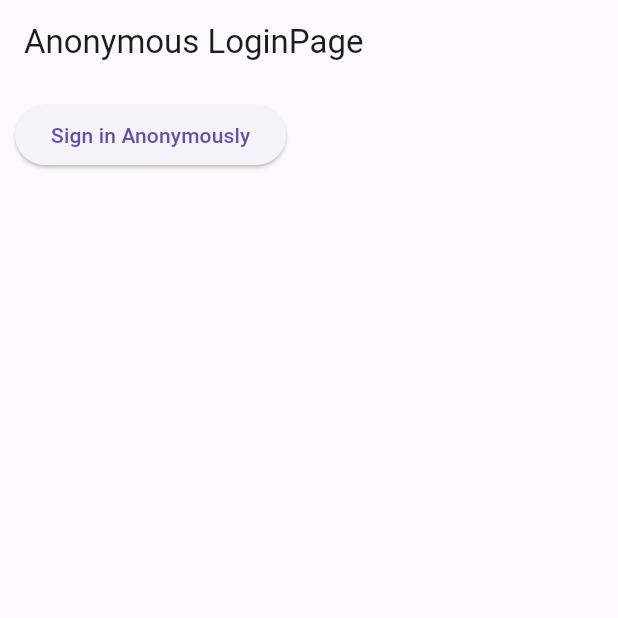
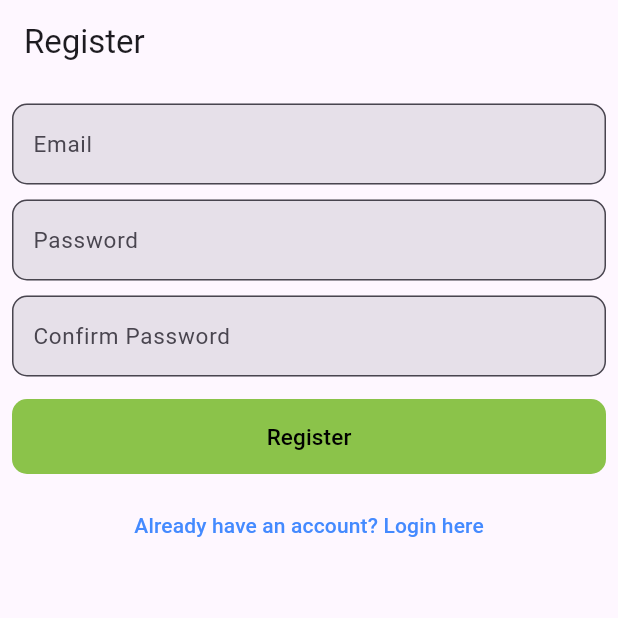
Before and after one commit to NimanthaSupun/Firebase-Auth, a Flutter app: the screen it shows after launch, on a phone screen of 412 x 824 dp, the top half of it. Run offline on Flutter 3.47's test engine with Material 3 defaults, Android fonts, the phone set to English and light mode, and no system bars; our stand-ins replace firebase_auth, firebase_core; accounts and stored records are empty.

Commit message:
Implement authentication pages and custom input/button widgets

```diff
--- /dev/null
+++ b/lib/exceptions/auth_exception.dart
@@ -0,0 +1,47 @@
+
+String mapFirebaseAuthExceptionCode(String errorCode) {
+
+  switch (errorCode) {
+
+    // signInWithEmailAndPassword
+    case 'wrong-password':
+      return 'The password is invalid or the account does not have a password set.';
+    case 'invalid-email':
+      return 'The email address is not valid.';
+    case 'user-disabled':
+      return 'The user corresponding to the given email has been disabled.';
+    case 'user-not-found':
+      return 'No user corresponding to the given email was found.';
+
+
+    // createUserWithEmailAndPassword
+    case 'email-already-in-use':
+      return 'An account already exists with the given email address.';
+    case 'operation-not-allowed':
+      return 'Email/password accounts are not enabled. Enable them in the Firebase Console.';
+    case 'weak-password':
+      return 'The password provided is not strong enough.';
+
+    // signInWithCredential
+    case 'account-exists-with-different-credential':
+      return 'An account already exists with the email address provided. Sign in using one of the returned providers.';
+    case 'invalid-credential':
+      return 'The credential is malformed or has expired.';
+
+    case 'invalid-verification-code':
+      return 'The verification code is not valid.';
+    case 'invalid-verification-id':
+      return 'The verification ID is not valid.';
+
+    // reauthenticateWithCredential
+    case 'user-mismatch':
+      return 'The credential given does not correspond to the user.';
+
+    // signInWithEmailLink
+    case 'expired-action-code':
+      return 'The OTP in the email link has expired.';
+
+    default:
+      return 'An unknown error occurred.';
+  }
+}
--- a/lib/pages/auth/anonymous.dart
+++ b/lib/pages/auth/anonymous.dart
@@ -35,7 +35,7 @@ class AnonymousLoginPage extends StatelessWidget {
                 ElevatedButton(
                   onPressed: () => _singInAnonymosly(context),
                   child: Text("Sign in Anonymously"),
-                )
+                ),
               ],
             ),
           ),
--- /dev/null
+++ b/lib/pages/auth/register.dart
@@ -0,0 +1,181 @@
+import 'package:firebase_auth/firebase_auth.dart';
+import 'package:flutter/material.dart';
+import 'package:flutter_auth_test/pages/auth/login.dart';
+import 'package:flutter_auth_test/pages/main_page.dart';
+import 'package:flutter_auth_test/services/auth_service.dart';
+import 'package:flutter_auth_test/widgets/custom_button.dart';
+import 'package:flutter_auth_test/widgets/custom_input.dart';
+
+class RegisterPage extends StatefulWidget {
+  const RegisterPage({super.key});
+
+  @override
+  State<RegisterPage> createState() => _RegisterPageState();
+}
+
+class _RegisterPageState extends State<RegisterPage> {
+  final TextEditingController _emailController = TextEditingController();
+  final TextEditingController _passwordController = TextEditingController();
+  final TextEditingController _confirmPasswordController =
+      TextEditingController();
+  final _formKey = GlobalKey<FormState>();
+
+  bool _isLoading = false;
+  // register method
+
+  Future<void> _registerUser(BuildContext context) async {
+
+    if (!_formKey.currentState!.validate()) {
+      return;
+    }
+
+    setState(() {
+      _isLoading = true;
+    });
+    try {
+      final email = _emailController.text.trim();
+      final password = _passwordController.text.trim();
+      final confirmPassword = _confirmPasswordController.text.trim();
+
+      if (password != confirmPassword) {
+        showDialog(
+          context: context,
+          builder: (context) => AlertDialog(
+            title: Text("Error"),
+            content: Text("Do not match password"),
+            actions: [
+              TextButton(
+                onPressed: () => Navigator.of(context).pop(),
+                child: Text("ok"),
+              ),
+            ],
+          ),
+        );
+        return;
+      }
+      await AuthService().registerNewUser(email: email, password: password);
+      Navigator.pushReplacement(
+        context,
+        MaterialPageRoute(
+          builder: (context) => MainPage(),
+        ),
+      );
+    } catch (error) {
+      showDialog(
+        context: context,
+        builder: (context) => AlertDialog(
+          title: Text("Error"),
+          content: Text("Error register user: ${error}"),
+          actions: [
+            TextButton(
+              onPressed: () => Navigator.of(context).pop(),
+              child: Text("ok"),
+            ),
+          ],
+        ),
+      );
+    } finally {
+      setState(() {
+        _isLoading = false;
+      });
+    }
+  }
+
+  @override
+  Widget build(BuildContext context) {
+    return Scaffold(
+      appBar: AppBar(
+        title: Text("Register"),
+      ),
+      body: SafeArea(
+        child: SingleChildScrollView(
+          child: Padding(
+            padding: const EdgeInsets.all(8.0),
+            child: Form(
+              key: _formKey,
+              child: Column(
+                crossAxisAlignment: CrossAxisAlignment.start,
+                children: [
+                  CustomInput(
+                    title: "Email",
+                    obScureTest: false,
+                    controller: _emailController,
+                    validator: (value) {
+                      if (value == null || value.isEmpty) {
+                        return 'Please enter your email';
+                      }
+                      if (!RegExp(r'\S+@\S+\.\S+').hasMatch(value)) {
+                        return 'Please enter a valid email address';
+                      }
+                      return null;
+                    },
+                  ),
+                  CustomInput(
+                    title: "Password",
+                    controller: _passwordController,
+                    obScureTest: true,
+                    validator: (value) {
+                      if (value == null || value.isEmpty) {
+                        return "please enter a password";
+                      } else if (value.length < 6) {
+                        return "password must be at least 6 characters long";
+                      }
+                      return null;
+                    },
+                  ),
+                  CustomInput(
+                    title: "Confirm Password",
+                    controller: _confirmPasswordController,
+                    obScureTest: true,
+                    validator: (value) {
+                      if (value == null || value.isEmpty) {
+                        return "Please confirm your password";
+                      } else if (value != _passwordController.text) {
+                        return "passwords do not match";
+                      }
+                      return null;
+                    },
+                  ),
+                  SizedBox(
+                    height: 10,
+                  ),
+                  _isLoading
+                      ? Center(
+                          child: CircularProgressIndicator(),
+                        )
+                      : CustomButton(
+                          title: "Register",
+                          onPressed: () => _registerUser(context),
+                          width: double.infinity,
+                        ),
+                  SizedBox(
+                    height: 10,
+                  ),
+                  TextButton(
+                    onPressed: () {
+                      Navigator.pushReplacement(
+                        context,
+                        MaterialPageRoute(
+                          builder: (context) => LoginPage(),
+                        ),
+                      );
+                    },
+                    child: Center(
+                      child: Text(
+                        "Already have an account? Login here",
+                        style: TextStyle(
+                          color: Colors.blueAccent,
+                          fontSize: 14,
+                        ),
+                      ),
+                    ),
+                  ),
+                ],
+              ),
+            ),
+          ),
+        ),
+      ),
+    );
+  }
+}
--- a/lib/pages/home_page.dart
+++ b/lib/pages/home_page.dart
@@ -1,5 +1,5 @@
 import 'package:flutter/material.dart';
-import 'package:flutter_auth_test/pages/auth/anonymous.dart';
+import 'package:flutter_auth_test/pages/auth/register.dart';
 
 class HomePage extends StatelessWidget {
   const HomePage({super.key});
@@ -7,7 +7,7 @@ class HomePage extends StatelessWidget {
   @override
   Widget build(BuildContext context) {
     return Scaffold(
-      body: AnonymousLoginPage(),
+      body: RegisterPage(),
     );
   }
 }
--- /dev/null
+++ b/lib/widgets/custom_button.dart
@@ -0,0 +1,37 @@
+import 'package:flutter/material.dart';
+
+class CustomButton extends StatelessWidget {
+  final String title;
+  final VoidCallback onPressed;
+  final double width;
+  const CustomButton({
+    super.key,
+    required this.title,
+    required this.onPressed, required this.width,
+  });
+
+  @override
+  Widget build(BuildContext context) {
+    return Container(
+      width: width,
+      height: 50,
+      child: ElevatedButton(
+        style: ElevatedButton.styleFrom(
+          shape: RoundedRectangleBorder(
+            borderRadius: BorderRadius.circular(10),
+          ),
+          elevation: 0,
+          backgroundColor: Colors.lightGreen,
+        ),
+        onPressed: onPressed,
+        child: Text(
+          title,
+          style: TextStyle(
+            color: Colors.black,
+            fontSize: 15,
+          ),
+        ),
+      ),
+    );
+  }
+}
--- /dev/null
+++ b/lib/widgets/custom_input.dart
@@ -0,0 +1,51 @@
+import 'package:flutter/material.dart';
+
+class CustomInput extends StatelessWidget {
+  final String title;
+  final TextEditingController controller;
+  final String? Function(String?)? validator;
+  final bool obScureTest;
+
+  const CustomInput({
+    super.key,
+    required this.title,
+    required this.controller,
+    this.validator,
+    required this.obScureTest,
+  });
+
+  @override
+  Widget build(BuildContext context) {
+    return Padding(
+      padding: EdgeInsets.symmetric(vertical: 5),
+      child: TextFormField(
+        controller: controller,
+        validator: validator,
+        obscureText: obScureTest,
+        decoration: InputDecoration(
+          labelText: title,
+          labelStyle: TextStyle(
+            fontSize: 15,
+          ),
+          border: OutlineInputBorder(
+            borderRadius: BorderRadius.circular(10),
+            borderSide: BorderSide(
+              color: Colors.green,
+            ),
+          ),
+          focusedBorder: OutlineInputBorder(
+            borderRadius: BorderRadius.circular(10),
+            borderSide: BorderSide(
+              color: Colors.green,
+            ),
+          ),
+          filled: true,
+          contentPadding: EdgeInsets.symmetric(
+            vertical: 15,
+            horizontal: 10,
+          ),
+        ),
+      ),
+    );
+  }
+}
```
Also changed, not shown: lib/pages/auth/login.dart (added, +99 -0 lines), lib/pages/main_page.dart (+36 -3 lines), lib/services/auth_service.dart (+29 -0 lines).
